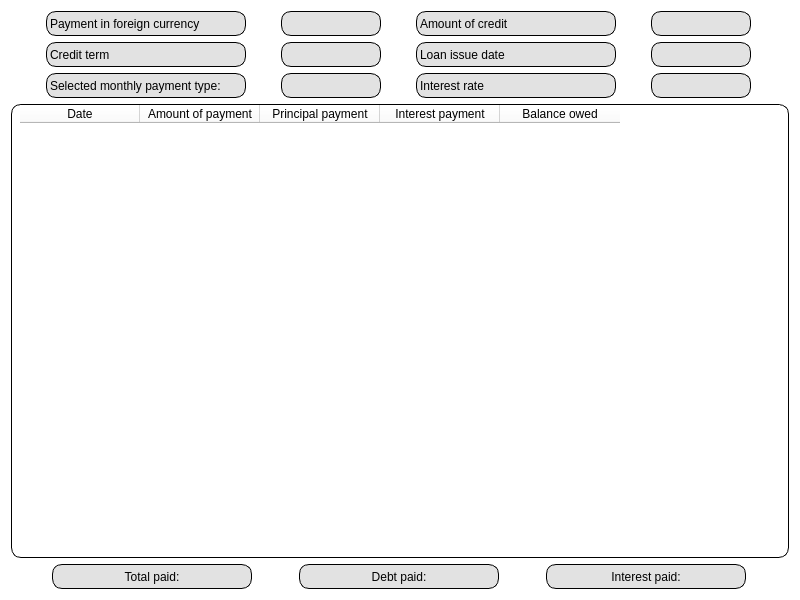
Qt form src/s21_frontend/s21_credit_table.ui (kossadda/C7_s21_SmartCalc) before a commit.
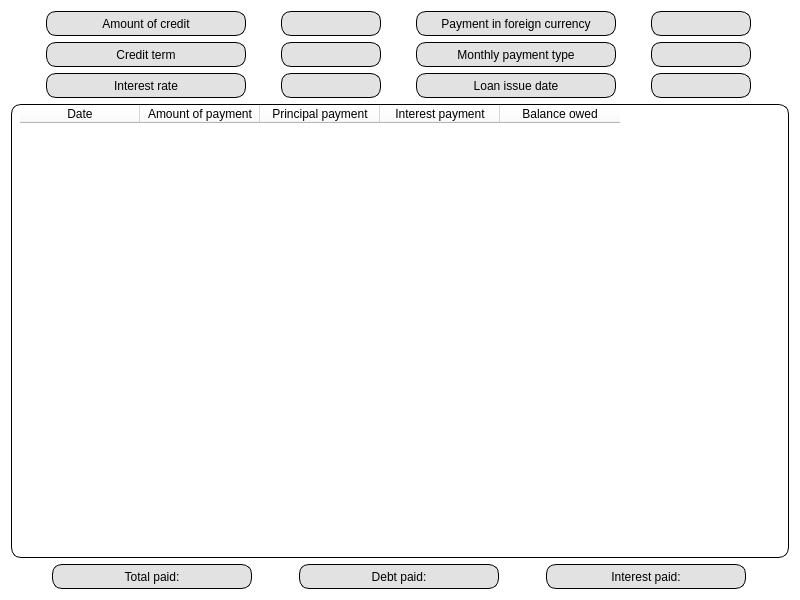
The same form after that commit.

Diff of the .ui file:
```diff
--- a/src/s21_frontend/s21_credit_table.ui
+++ b/src/s21_frontend/s21_credit_table.ui
@@ -28,71 +28,6 @@
      <property name="spacing">
       <number>0</number>
      </property>
-     <item>
-      <widget class="QLabel" name="currency_info">
-       <property name="sizePolicy">
-        <sizepolicy hsizetype="Fixed" vsizetype="Fixed">
-         <horstretch>0</horstretch>
-         <verstretch>0</verstretch>
-        </sizepolicy>
-       </property>
-       <property name="minimumSize">
-        <size>
-         <width>200</width>
-         <height>25</height>
-        </size>
-       </property>
-       <property name="maximumSize">
-        <size>
-         <width>200</width>
-         <height>25</height>
-        </size>
-       </property>
-       <property name="styleSheet">
-        <string notr="true">border-radius: 10px;
-background-color: rgb(226, 226, 226);
-color:black;
-border: 1px solid black;</string>
-       </property>
-       <property name="text">
-        <string>Payment in foreign currency</string>
-       </property>
-      </widget>
-     </item>
-     <item>
-      <widget class="QLabel" name="currency_select">
-       <property name="sizePolicy">
-        <sizepolicy hsizetype="Fixed" vsizetype="Fixed">
-         <horstretch>0</horstretch>
-         <verstretch>0</verstretch>
-        </sizepolicy>
-       </property>
-       <property name="minimumSize">
-        <size>
-         <width>50</width>
-         <height>25</height>
-        </size>
-       </property>
-       <property name="maximumSize">
-        <size>
-         <width>100</width>
-         <height>25</height>
-        </size>
-       </property>
-       <property name="styleSheet">
-        <string notr="true">border-radius: 10px;
-background-color: rgb(226, 226, 226);
-color:black;
-border: 1px solid black;</string>
-       </property>
-       <property name="text">
-        <string/>
-       </property>
-       <property name="alignment">
-        <set>Qt::AlignCenter</set>
-       </property>
-      </widget>
-     </item>
      <item>
       <widget class="QLabel" name="amount_info">
        <property name="sizePolicy">
@@ -122,6 +57,9 @@
        <property name="text">
         <string>Amount of credit</string>
        </property>
+       <property name="alignment">
+        <set>Qt::AlignCenter</set>
+       </property>
       </widget>
      </item>
      <item>
@@ -158,6 +96,74 @@
        </property>
       </widget>
      </item>
+     <item>
+      <widget class="QLabel" name="currency_info">
+       <property name="sizePolicy">
+        <sizepolicy hsizetype="Fixed" vsizetype="Fixed">
+         <horstretch>0</horstretch>
+         <verstretch>0</verstretch>
+        </sizepolicy>
+       </property>
+       <property name="minimumSize">
+        <size>
+         <width>200</width>
+         <height>25</height>
+        </size>
+       </property>
+       <property name="maximumSize">
+        <size>
+         <width>200</width>
+         <height>25</height>
+        </size>
+       </property>
+       <property name="styleSheet">
+        <string notr="true">border-radius: 10px;
+background-color: rgb(226, 226, 226);
+color:black;
+border: 1px solid black;</string>
+       </property>
+       <property name="text">
+        <string>Payment in foreign currency</string>
+       </property>
+       <property name="alignment">
+        <set>Qt::AlignCenter</set>
+       </property>
+      </widget>
+     </item>
+     <item>
+      <widget class="QLabel" name="currency_select">
+       <property name="sizePolicy">
+        <sizepolicy hsizetype="Fixed" vsizetype="Fixed">
+         <horstretch>0</horstretch>
+         <verstretch>0</verstretch>
+        </sizepolicy>
+       </property>
+       <property name="minimumSize">
+        <size>
+         <width>50</width>
+         <height>25</height>
+        </size>
+       </property>
+       <property name="maximumSize">
+        <size>
+         <width>100</width>
+         <height>25</height>
+        </size>
+       </property>
+       <property name="styleSheet">
+        <string notr="true">border-radius: 10px;
+background-color: rgb(226, 226, 226);
+color:black;
+border: 1px solid black;</string>
+       </property>
+       <property name="text">
+        <string/>
+       </property>
+       <property name="alignment">
+        <set>Qt::AlignCenter</set>
+       </property>
+      </widget>
+     </item>
     </layout>
    </item>
    <item>
@@ -194,6 +200,9 @@
        <property name="text">
         <string>Credit term</string>
        </property>
+       <property name="alignment">
+        <set>Qt::AlignCenter</set>
+       </property>
       </widget>
      </item>
      <item>
@@ -231,78 +240,6 @@
       </widget>
      </item>
      <item>
-      <widget class="QLabel" name="loan_info">
-       <property name="sizePolicy">
-        <sizepolicy hsizetype="Fixed" vsizetype="Fixed">
-         <horstretch>0</horstretch>
-         <verstretch>0</verstretch>
-        </sizepolicy>
-       </property>
-       <property name="minimumSize">
-        <size>
-         <width>200</width>
-         <height>25</height>
-        </size>
-       </property>
-       <property name="maximumSize">
-        <size>
-         <width>200</width>
-         <height>25</height>
-        </size>
-       </property>
-       <property name="styleSheet">
-        <string notr="true">border-radius: 10px;
-background-color: rgb(226, 226, 226);
-color:black;
-border: 1px solid black;</string>
-       </property>
-       <property name="text">
-        <string>Loan issue date</string>
-       </property>
-      </widget>
-     </item>
-     <item>
-      <widget class="QLabel" name="loan_select">
-       <property name="sizePolicy">
-        <sizepolicy hsizetype="Fixed" vsizetype="Fixed">
-         <horstretch>0</horstretch>
-         <verstretch>0</verstretch>
-        </sizepolicy>
-       </property>
-       <property name="minimumSize">
-        <size>
-         <width>50</width>
-         <height>25</height>
-        </size>
-       </property>
-       <property name="maximumSize">
-        <size>
-         <width>100</width>
-         <height>25</height>
-        </size>
-       </property>
-       <property name="styleSheet">
-        <string notr="true">border-radius: 10px;
-background-color: rgb(226, 226, 226);
-color:black;
-border: 1px solid black;</string>
-       </property>
-       <property name="text">
-        <string/>
-       </property>
-       <property name="alignment">
-        <set>Qt::AlignCenter</set>
-       </property>
-      </widget>
-     </item>
-    </layout>
-   </item>
-   <item>
-    <layout class="QHBoxLayout" name="info_layout_3">
-     <property name="spacing">
-      <number>0</number>
-     </property>
-     <item>
       <widget class="QLabel" name="type_info">
        <property name="sizePolicy">
         <sizepolicy hsizetype="Fixed" vsizetype="Fixed">
@@ -329,7 +266,10 @@
 border: 1px solid black;</string>
        </property>
        <property name="text">
-        <string>Selected monthly payment type:</string>
+        <string>Monthly payment type</string>
+       </property>
+       <property name="alignment">
+        <set>Qt::AlignCenter</set>
        </property>
       </widget>
      </item>
@@ -367,6 +307,13 @@
        </property>
       </widget>
      </item>
+    </layout>
+   </item>
+   <item>
+    <layout class="QHBoxLayout" name="info_layout_3">
+     <property name="spacing">
+      <number>0</number>
+     </property>
      <item>
       <widget class="QLabel" name="rate_info">
        <property name="sizePolicy">
@@ -396,6 +343,9 @@
        <property name="text">
         <string>Interest rate</string>
        </property>
+       <property name="alignment">
+        <set>Qt::AlignCenter</set>
+       </property>
       </widget>
      </item>
      <item>
@@ -432,6 +382,74 @@
        </property>
       </widget>
      </item>
+     <item>
+      <widget class="QLabel" name="loan_info">
+       <property name="sizePolicy">
+        <sizepolicy hsizetype="Fixed" vsizetype="Fixed">
+         <horstretch>0</horstretch>
+         <verstretch>0</verstretch>
+        </sizepolicy>
+       </property>
+       <property name="minimumSize">
+        <size>
+         <width>200</width>
+         <height>25</height>
+        </size>
+       </property>
+       <property name="maximumSize">
+        <size>
+         <width>200</width>
+         <height>25</height>
+        </size>
+       </property>
+       <property name="styleSheet">
+        <string notr="true">border-radius: 10px;
+background-color: rgb(226, 226, 226);
+color:black;
+border: 1px solid black;</string>
+       </property>
+       <property name="text">
+        <string>Loan issue date</string>
+       </property>
+       <property name="alignment">
+        <set>Qt::AlignCenter</set>
+       </property>
+      </widget>
+     </item>
+     <item>
+      <widget class="QLabel" name="loan_select">
+       <property name="sizePolicy">
+        <sizepolicy hsizetype="Fixed" vsizetype="Fixed">
+         <horstretch>0</horstretch>
+         <verstretch>0</verstretch>
+        </sizepolicy>
+       </property>
+       <property name="minimumSize">
+        <size>
+         <width>50</width>
+         <height>25</height>
+        </size>
+       </property>
+       <property name="maximumSize">
+        <size>
+         <width>100</width>
+         <height>25</height>
+        </size>
+       </property>
+       <property name="styleSheet">
+        <string notr="true">border-radius: 10px;
+background-color: rgb(226, 226, 226);
+color:black;
+border: 1px solid black;</string>
+       </property>
+       <property name="text">
+        <string/>
+       </property>
+       <property name="alignment">
+        <set>Qt::AlignCenter</set>
+       </property>
+      </widget>
+     </item>
     </layout>
    </item>
    <item>
```
